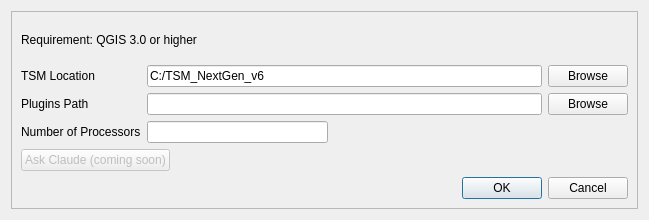
Before: the Qt Designer form ui/General_Configuration.ui in TSMv6/tsm_panel, drawn with Qt 5.
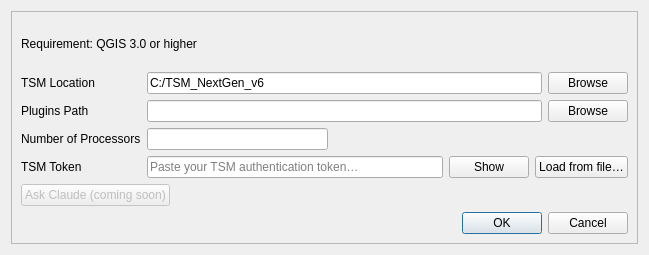
After: the same form once the commit is applied.

What changed in the file:
```diff
--- a/ui/General_Configuration.ui
+++ b/ui/General_Configuration.ui
@@ -10,7 +10,7 @@
     <x>0</x>
     <y>0</y>
     <width>649</width>
-    <height>220</height>
+    <height>255</height>
    </rect>
   </property>
   <property name="windowTitle">
@@ -125,6 +125,59 @@
        </layout>
       </item>
       <item row="4" column="0">
+       <layout class="QHBoxLayout" name="horizontalLayout_token">
+        <item>
+         <widget class="QLabel" name="label_TSMToken">
+          <property name="minimumSize">
+           <size>
+            <width>120</width>
+            <height>0</height>
+           </size>
+          </property>
+          <property name="text">
+           <string>TSM Token</string>
+          </property>
+         </widget>
+        </item>
+        <item>
+         <widget class="QLineEdit" name="lineEdit_TSMToken">
+          <property name="toolTip">
+           <string>Per-user authentication token required to run the Black Box model steps. Saved to your QGIS user profile and to ~/.tsm/token.txt. Contact the TSM Dev Team to obtain or renew it.</string>
+          </property>
+          <property name="echoMode">
+           <enum>QLineEdit::Password</enum>
+          </property>
+          <property name="placeholderText">
+           <string>Paste your TSM authentication token…</string>
+          </property>
+         </widget>
+        </item>
+        <item>
+         <widget class="QPushButton" name="pushButton_ShowToken">
+          <property name="toolTip">
+           <string>Show or hide the token text</string>
+          </property>
+          <property name="checkable">
+           <bool>true</bool>
+          </property>
+          <property name="text">
+           <string>Show</string>
+          </property>
+         </widget>
+        </item>
+        <item>
+         <widget class="QPushButton" name="pushButton_LoadToken">
+          <property name="toolTip">
+           <string>Load a token from a file the TSM Dev Team sent you (replaces the current token)</string>
+          </property>
+          <property name="text">
+           <string>Load from file…</string>
+          </property>
+         </widget>
+        </item>
+       </layout>
+      </item>
+      <item row="5" column="0">
        <layout class="QHBoxLayout" name="horizontalLayout_claude">
         <item>
          <widget class="QPushButton" name="pushButton_Claude">
@@ -154,7 +207,7 @@
         </item>
        </layout>
       </item>
-      <item row="5" column="0">
+      <item row="6" column="0">
        <widget class="QDialogButtonBox" name="buttonBox_GenConfig">
         <property name="orientation">
          <enum>Qt::Horizontal</enum>
```
